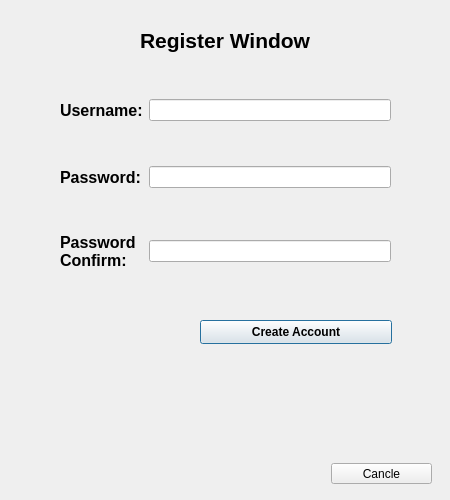
Old version of the form BankManagement_Extra/Forms/registerwin.ui in the repository SamDukJin/OOP_Proj-new-.
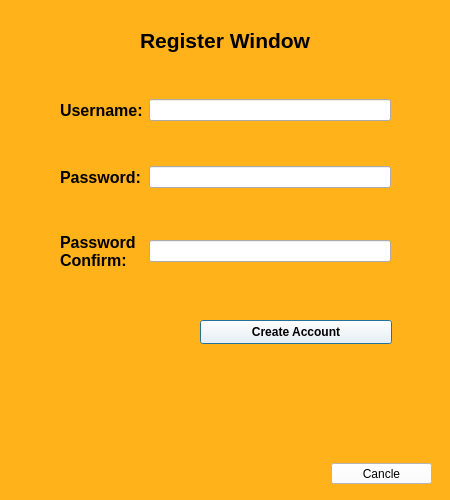
New version of the form.

The edit to the form file:
```diff
--- a/BankManagement_Extra/Forms/registerwin.ui
+++ b/BankManagement_Extra/Forms/registerwin.ui
@@ -13,6 +13,11 @@
   <property name="windowTitle">
    <string>Dialog</string>
   </property>
+  <property name="styleSheet">
+   <string notr="true">QDialog{
+	background-color: rgb(255, 178, 25)
+}</string>
+  </property>
   <widget class="QLabel" name="label">
    <property name="geometry">
     <rect>
@@ -28,6 +33,11 @@
      <bold>true</bold>
     </font>
    </property>
+   <property name="styleSheet">
+    <string notr="true">QLabel{
+	color:black;
+}</string>
+   </property>
    <property name="text">
     <string>Register Window</string>
    </property>
@@ -56,6 +66,11 @@
         <bold>true</bold>
        </font>
       </property>
+      <property name="styleSheet">
+       <string notr="true">QLabel{
+	color:black;
+}</string>
+      </property>
       <property name="text">
        <string>Password:</string>
       </property>
@@ -69,6 +84,11 @@
         <bold>true</bold>
        </font>
       </property>
+      <property name="styleSheet">
+       <string notr="true">QLabel{
+	color:black;
+}</string>
+      </property>
       <property name="text">
        <string>Username:</string>
       </property>
@@ -82,6 +102,11 @@
         <bold>true</bold>
        </font>
       </property>
+      <property name="styleSheet">
+       <string notr="true">QLabel{
+	color:black;
+}</string>
+      </property>
       <property name="text">
        <string>Password 
 Confirm:</string>
@@ -107,6 +132,12 @@
      <bold>true</bold>
     </font>
    </property>
+   <property name="styleSheet">
+    <string notr="true">QPushButton{
+	color: black;
+	background-color:white
+}</string>
+   </property>
    <property name="text">
     <string>Create Account</string>
    </property>
@@ -125,6 +156,12 @@
      <bold>false</bold>
     </font>
    </property>
+   <property name="styleSheet">
+    <string notr="true">QPushButton{
+	color: black;
+	background-color:white
+}</string>
+   </property>
    <property name="text">
     <string>Cancle</string>
    </property>
```
